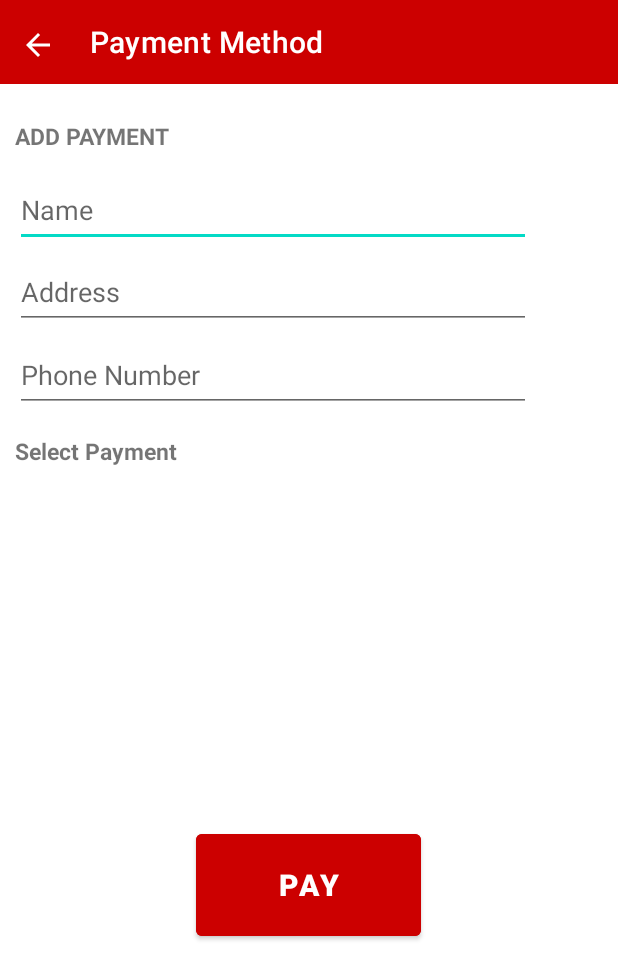
After one commit to stevenyong96/ChallengeChapter7Kelompok3, an Android app: the layout activity_add_checkout_payment.xml on its own in the app's theme, with its tools: preview values and no code run, on a phone screen of 412 x 824 dp. The commit adds this screen. Shown: the top 979 px of the screen. Run offline under Robolectric (Android 15) with nearby library versions, the phone set to English and light mode, and no system bars.

Commit message:
Add Checkout Activity

```diff
--- a/app/src/main/java/com/example/challengechapter7kelompok3/CheckoutPaymentActivity.kt
+++ b/app/src/main/java/com/example/challengechapter7kelompok3/CheckoutPaymentActivity.kt
@@ -7,6 +7,8 @@ import android.util.Log
 import android.widget.Toast
 import androidx.appcompat.app.AppCompatActivity
 import androidx.lifecycle.ViewModelProvider
+import androidx.viewpager.widget.ViewPager
+import com.example.challengechapter7kelompok3.adapter.CheckoutPaymentAdapter
 import com.example.challengechapter7kelompok3.database.CartDatabase
 import com.example.challengechapter7kelompok3.databinding.ActivityCheckoutPaymentBinding
 import com.example.challengechapter7kelompok3.entity.Users
@@ -21,6 +23,9 @@ import java.text.NumberFormat
 class CheckoutPaymentActivity : AppCompatActivity() {
 
     lateinit var binding: ActivityCheckoutPaymentBinding
+    lateinit var viewPager: ViewPager
+    lateinit var viewPagerAdapter: CheckoutPaymentAdapter
+    lateinit var imageList: List<Int>
     private lateinit var viewModel: CheckoutPaymentViewModel
     var database : CartDatabase? = null
 
--- /dev/null
+++ b/app/src/main/res/layout/activity_add_checkout_payment.xml
@@ -0,0 +1,96 @@
+<?xml version="1.0" encoding="utf-8"?>
+<RelativeLayout xmlns:android="http://schemas.android.com/apk/res/android"
+    xmlns:app="http://schemas.android.com/apk/res-auto"
+    android:layout_width="match_parent"
+    android:layout_height="match_parent">
+
+    <androidx.viewpager.widget.ViewPager
+        android:id="@+id/idViewPager"
+        android:layout_width="398dp"
+        android:layout_height="555dp"
+        android:layout_centerInParent="true"
+        android:scrollbarSize="200dp" />
+
+    <com.google.android.material.appbar.MaterialToolbar
+        android:id="@+id/materialToolbar"
+        android:layout_width="match_parent"
+        android:layout_height="wrap_content"
+        android:background="@android:color/holo_red_dark"
+        android:minHeight="?attr/actionBarSize"
+        android:theme="?attr/actionBarTheme"
+        app:title="Payment Method"
+        app:titleMarginStart="60dp"
+        app:titleTextColor="@color/white" />
+
+    <ImageButton
+        android:id="@+id/ib_back"
+        android:layout_width="40dp"
+        android:layout_height="40dp"
+        android:layout_marginStart="5dp"
+        android:layout_marginTop="10dp"
+        android:background="@android:color/holo_red_dark"
+        android:clickable="true"
+        android:contentDescription="Tombol kembali"
+        android:src="@drawable/ic_baseline_back_arrow_24"
+        app:tint="@color/white" />
+
+    <TextView
+        android:id="@+id/tv_AddPay"
+        android:layout_width="123dp"
+        android:layout_height="29dp"
+        android:layout_marginStart="10dp"
+        android:layout_marginTop="80dp"
+        android:text="ADD PAYMENT"
+        android:textSize="15sp"
+        android:textStyle="bold" />
+
+    <com.google.android.material.textfield.TextInputEditText
+        android:id="@+id/ti_name"
+        android:layout_width="344dp"
+        android:layout_height="49dp"
+        android:layout_marginStart="10dp"
+        android:layout_marginTop="115dp"
+        android:hint="Name" />
+
+    <com.google.android.material.textfield.TextInputEditText
+        android:id="@+id/ti_address"
+        android:layout_width="344dp"
+        android:layout_height="49dp"
+        android:layout_marginStart="10dp"
+        android:layout_marginTop="170dp"
+        android:hint="Address" />
+
+    <com.google.android.material.textfield.TextInputEditText
+        android:id="@+id/ti_phoneNumber"
+        android:layout_width="344dp"
+        android:layout_height="49dp"
+        android:layout_marginStart="10dp"
+        android:layout_marginTop="225dp"
+        android:hint="Phone Number"
+        android:inputType="number" />
+
+    <TextView
+        android:id="@+id/tv_paySelect"
+        android:layout_width="wrap_content"
+        android:layout_height="wrap_content"
+        android:layout_marginStart="10dp"
+        android:layout_marginTop="290dp"
+        android:text="Select Payment"
+        android:textSize="15sp"
+        android:textStyle="bold" />
+
+    <Button
+        android:layout_width="150dp"
+        android:layout_height="80dp"
+        android:layout_centerHorizontal="true"
+        android:layout_marginStart="100dp"
+        android:layout_marginTop="550dp"
+        android:layout_marginEnd="100dp"
+        android:layout_marginBottom="30dp"
+        android:backgroundTint="@android:color/holo_red_dark"
+        android:text="PAY"
+        android:textSize="20sp"
+        android:textStyle="bold" />
+
+
+</RelativeLayout>
```
Also changed, not shown: app/src/main/java/com/example/challengechapter7kelompok3/AddCheckoutPaymentActivity.kt (added, +36 -0 lines), app/src/main/java/com/example/challengechapter7kelompok3/adapter/CheckoutPaymentAdapter.kt (added, +50 -0 lines), app/src/main/res/layout/image_slider_item.xml (added, +17 -0 lines), app/src/main/res/drawable/creditcard.png (added), app/src/main/res/drawable/paypal.png (added), app/src/main/res/drawable/paypal_paylater.png (added).
